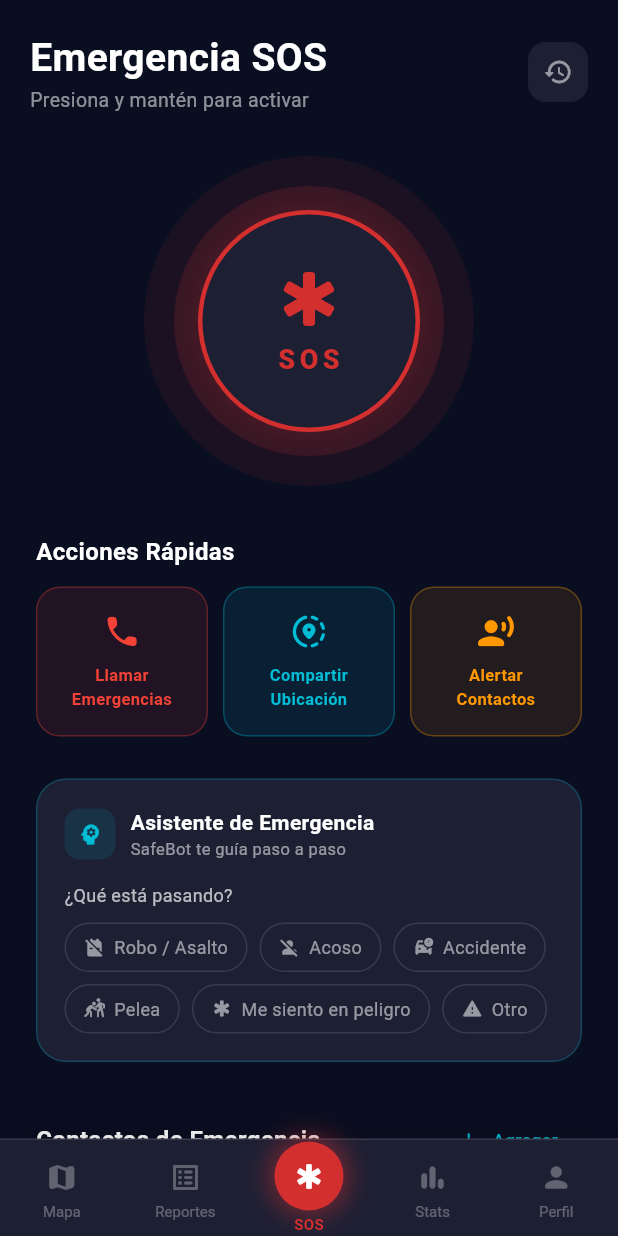
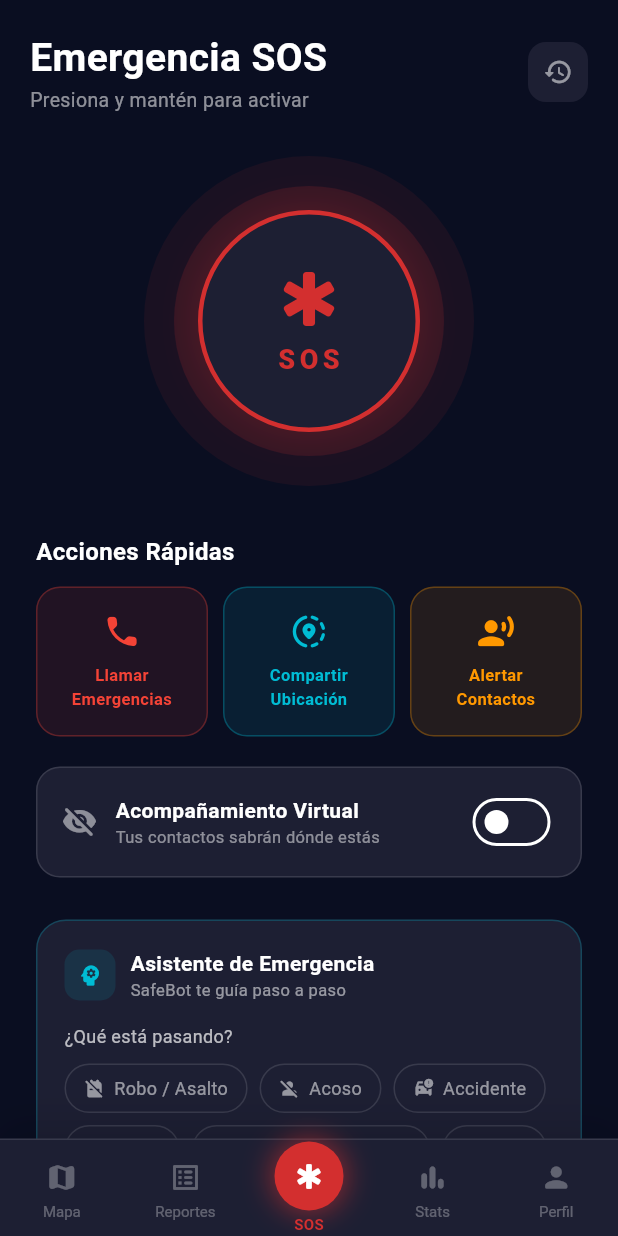
Before and after one commit to JulianMoreno627/SAFECAMPUSS, a Flutter app: the SosScreen screen opened by its route, on a phone screen of 412 x 824 dp. Run offline on Flutter 3.47's test engine with Material 3 defaults, Android fonts, the light colour scheme and no system bars; our stand-ins replace animate_do, cached_network_image, fl_chart, flutter_dotenv, flutter_local_notifications, flutter_map and 15 more; accounts and stored records are empty; network calls fail; Roboto replaces fonts that are missing (Montserrat).

Commit message:
Calculo de rutas en Desarrollo, Añadido funcion FakeCall, Logica, Proximidad a alertas y desarrollo de Acompañamiento Virtual

```diff
--- a/lib/core/models/reporte.dart
+++ b/lib/core/models/reporte.dart
@@ -209,6 +209,8 @@ class Reporte {
   final double lng;
   final String? userId;
   final int testigos;
+  final int votosPositivos;
+  final int votosNegativos;
   final String? fotoUrl;
   final DateTime? createdAt;
 
@@ -221,6 +223,8 @@ class Reporte {
     required this.lng,
     this.userId,
     this.testigos = 0,
+    this.votosPositivos = 0,
+    this.votosNegativos = 0,
     this.fotoUrl,
     this.createdAt,
   });
@@ -236,6 +240,8 @@ class Reporte {
       lng: (map['lng'] as num?)?.toDouble() ?? 0.0,
       userId: map['user_id']?.toString() ?? map['usuario_id']?.toString(),
       testigos: (map['testigos'] as num?)?.toInt() ?? 0,
+      votosPositivos: (map['votos_positivos'] as num?)?.toInt() ?? 0,
+      votosNegativos: (map['votos_negativos'] as num?)?.toInt() ?? 0,
       fotoUrl: map['foto_url']?.toString(),
       createdAt: map['created_at'] != null
           ? DateTime.tryParse(map['created_at'].toString())
@@ -252,6 +258,8 @@ class Reporte {
         'lng': lng,
         if (userId != null) 'user_id': userId,
         'testigos': testigos,
+        'votos_positivos': votosPositivos,
+        'votos_negativos': votosNegativos,
         if (fotoUrl != null) 'foto_url': fotoUrl,
         if (createdAt != null) 'created_at': createdAt!.toIso8601String(),
       };
--- a/lib/core/router/app_router.dart
+++ b/lib/core/router/app_router.dart
@@ -22,6 +22,7 @@ import '../../presentation/screens/rutas/ruta_segura_screen.dart';
 import '../../presentation/screens/analisis/analisis_riesgo_screen.dart';
 import '../../presentation/screens/analisis/estadisticas_screen.dart';
 import '../../presentation/screens/sos/historial_sos_screen.dart';
+import '../../presentation/screens/sos/fake_call_screen.dart';
 import '../../presentation/screens/map/detalle_zona_screen.dart';
 class AppRouter {
   static final GoRouter router = GoRouter(
@@ -89,6 +90,10 @@ class AppRouter {
                   path: 'historial-sos',
                   builder: (c, s) => const HistorialSosScreen(),
                 ),
+                GoRoute(
+                  path: 'fake-call',
+                  builder: (c, s) => const FakeCallScreen(),
+                ),
               ],
             ),
           ]),
--- a/lib/presentation/screens/rutas/ruta_segura_screen.dart
+++ b/lib/presentation/screens/rutas/ruta_segura_screen.dart
@@ -85,14 +85,14 @@ class _RutaSeguraScreenState extends ConsumerState<RutaSeguraScreen> {
     if (destPlaces.isNotEmpty) destLatLng = destPlaces.first.position;
 
     // 3. Get Route
+    final reportes = ref.read(reportsProvider).reportesCercanos;
     if (origLatLng != null && destLatLng != null) {
-      _routeResult = await RoutingService().getRoute(origLatLng, destLatLng);
+      _routeResult = await RoutingService().getRoute(origLatLng, destLatLng, reportesCercanos: reportes);
     }
 
     final now = TimeOfDay.now();
     final hora =
         '${now.hour.toString().padLeft(2, '0')}:${now.minute.toString().padLeft(2, '0')}';
-    final reportes = ref.read(reportsProvider).reportesCercanos;
 
     final result = await aiService.recomendarRuta(
       origen: _origenCtrl.text.trim(),
--- a/lib/presentation/screens/sos/sos_screen.dart
+++ b/lib/presentation/screens/sos/sos_screen.dart
@@ -23,6 +23,7 @@ class _SosScreenState extends ConsumerState<SosScreen>
     with SingleTickerProviderStateMixin {
   late AnimationController _pulseController;
   bool _activated = false;
+  bool _followMeActive = false;
 
   String? _aiAdvice;
   bool _loadingAdvice = false;
@@ -173,6 +174,8 @@ class _SosScreenState extends ConsumerState<SosScreen>
                     _buildSosButton(l10n),
                     const SizedBox(height: 32),
                     _buildQuickActions(l10n),
+                    const SizedBox(height: 20),
+                    _buildFollowMe(l10n),
                     const SizedBox(height: 28),
                     _buildAIAdvisor(l10n),
                     const SizedBox(height: 28),
@@ -347,6 +350,49 @@ class _SosScreenState extends ConsumerState<SosScreen>
             ],
           ),
         ],
+      ),
+    );
+  }
+
+  Widget _buildFollowMe(AppLocalizations l10n) {
+    final cs = Theme.of(context).colorScheme;
+    return FadeInUp(
+      delay: const Duration(milliseconds: 150),
+      child: Container(
+        padding: const EdgeInsets.symmetric(horizontal: 16, vertical: 12),
+        decoration: BoxDecoration(
+          color: _followMeActive ? AppColors.accent.withValues(alpha: 0.1) : Theme.of(context).cardColor,
+          borderRadius: BorderRadius.circular(16),
+          border: Border.all(color: _followMeActive ? AppColors.accent.withValues(alpha: 0.5) : cs.outlineVariant),
+        ),
+        child: Row(
+          children: [
+            if (_followMeActive)
+              Pulse(infinite: true, child: const Icon(Icons.visibility_rounded, color: AppColors.accent))
+            else
+              Icon(Icons.visibility_off_rounded, color: cs.onSurface.withValues(alpha: 0.5)),
+            const SizedBox(width: 12),
+            Expanded(
+              child: Column(
+                crossAxisAlignment: CrossAxisAlignment.start,
+                children: [
+                  Text('Acompañamiento Virtual', style: TextStyle(color: cs.onSurface, fontWeight: FontWeight.bold, fontSize: 14)),
+                  Text(_followMeActive ? 'Compartiendo ubicación en vivo' : 'Tus contactos sabrán dónde estás', style: TextStyle(color: _followMeActive ? AppColors.accent : cs.onSurface.withValues(alpha: 0.5), fontSize: 11)),
+                ],
+              ),
+            ),
+            Switch(
+              value: _followMeActive,
+              onChanged: (v) {
+                setState(() => _followMeActive = v);
+                if (v) {
+                  ScaffoldMessenger.of(context).showSnackBar(const SnackBar(content: Text('Tus contactos ahora pueden ver tu ubicación en tiempo real.')));
+                }
+              },
+              activeColor: AppColors.accent,
+            ),
+          ],
+        ),
       ),
     );
   }
```
Also changed, not shown: lib/core/providers/location_provider.dart (+62 -5 lines), lib/core/services/routing_service.dart (+52 -13 lines), lib/presentation/screens/map/map_screen.dart (+9 -1 lines), lib/presentation/screens/sos/fake_call_screen.dart (added, +168 -0 lines), lib/presentation/widgets/reporte_detalle_sheet.dart (+32 -0 lines).
